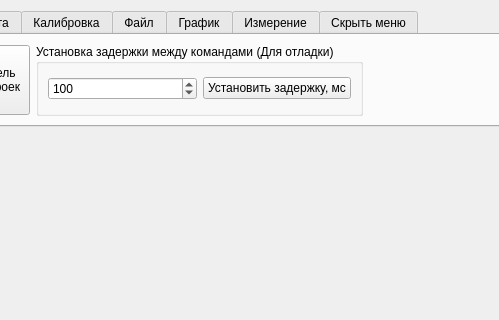
Qt form Qt/mainwindow.ui (Ore111ek/Signal-registration-complex) before a commit; both pictures show x 136 to 635 and y 0 to 320 of the 1330 by 761 pixel window.
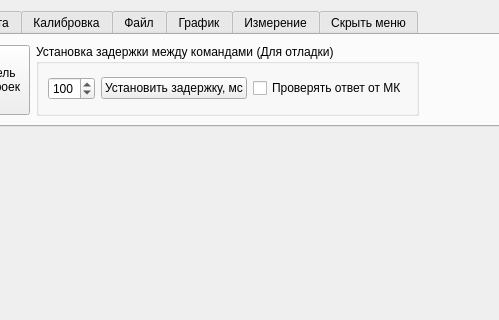
The same form after that commit. Custom widgets are drawn as their Qt base class.

What changed in the file:
```diff
--- a/Qt/mainwindow.ui
+++ b/Qt/mainwindow.ui
@@ -126,6 +126,13 @@
              </property>
             </widget>
            </item>
+           <item>
+            <widget class="QCheckBox" name="checkBox">
+             <property name="text">
+              <string>Проверять ответ от МК</string>
+             </property>
+            </widget>
+           </item>
           </layout>
          </widget>
         </item>
```
